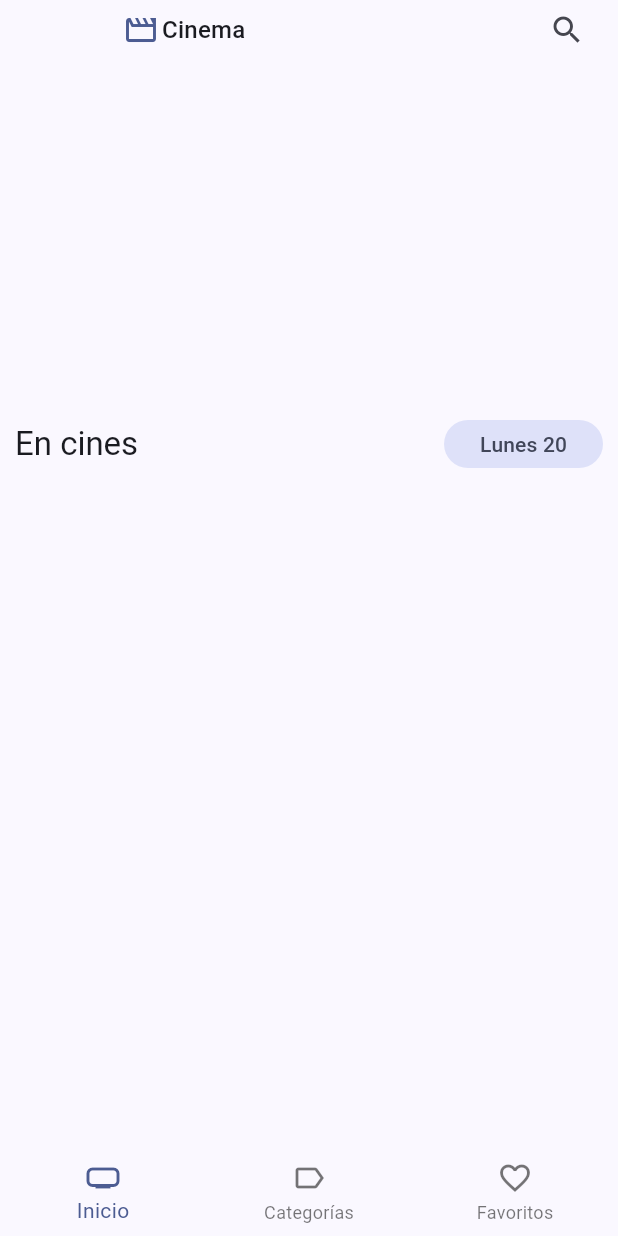
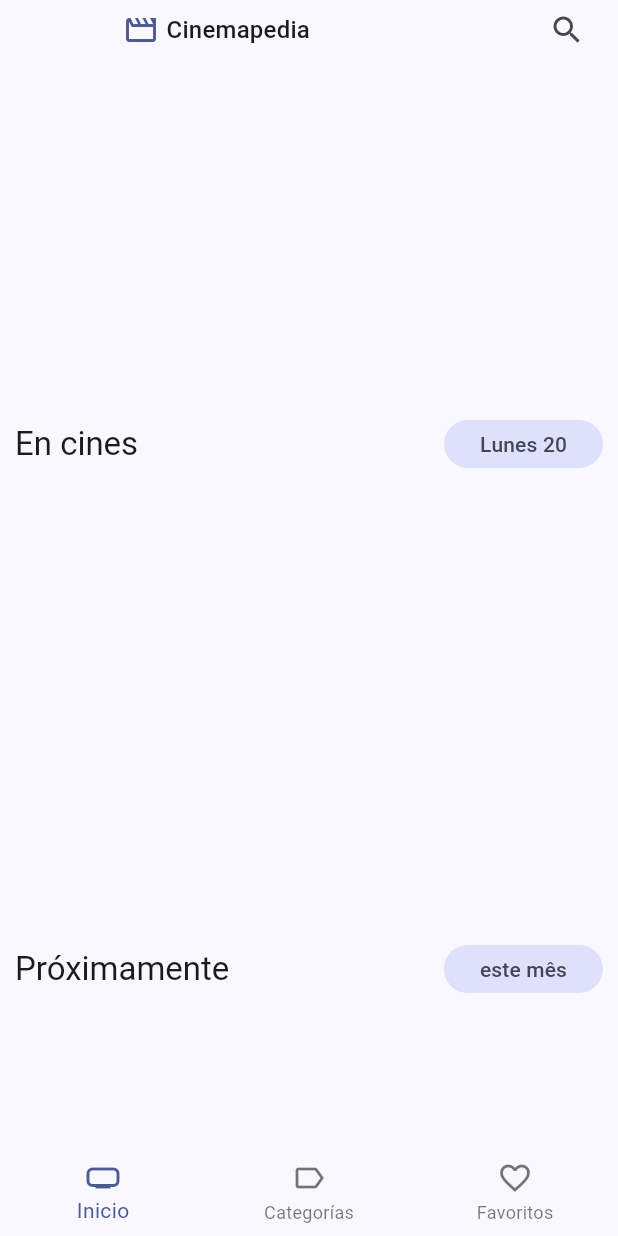
Before and after one commit to joseisaiasmanuel/cinema, a Flutter app: the screen it shows after launch, after a tap on the "search" icon, on a phone screen of 412 x 824 dp. Run offline on Flutter 3.47's test engine with Material 2 defaults, Android fonts, the phone set to English and light mode, and no system bars; drawn by our look-alikes of card_swiper; our stand-ins replace animate_do, dio, flutter_dotenv, flutter_riverpod, go_router; network calls fail.

Commit message:
ratedMoviesProvider

```diff
--- a/lib/domain/datasources/movie_datasource.dart
+++ b/lib/domain/datasources/movie_datasource.dart
@@ -4,8 +4,11 @@ abstract class MoviesDatasource {
 
 Future<List<Movie>> getNowPlaying ({int page= 0});
 
+Future<List<Movie>> getPopular({int page = 0});
 
+Future<List<Movie>> getUpcoming({int page = 0});
 
+Future<List<Movie>> getRated({int page = 0});
 
 
 
--- a/lib/domain/repositories/movies_repository.dart
+++ b/lib/domain/repositories/movies_repository.dart
@@ -4,4 +4,9 @@ abstract class MoviesRepository {
 
 Future<List<Movie>> getNowPlaying ({int page= 0});
 
+ Future <List<Movie>> getPopular ({int page=0});
+ Future<List<Movie>> getUpcoming({int page = 0});
+Future<List<Movie>> getRated({int page = 0});
+
+
 }
--- a/lib/infrastructure/datasources/moviedb_datasource.dart
+++ b/lib/infrastructure/datasources/moviedb_datasource.dart
@@ -18,6 +18,16 @@ class MoviedbDatasource extends MoviesDatasource {
 
    );
 
+  List<Movie> _jsonToMovies (Map<String, dynamic> json){
+    final movieDBResponse = MovieDbResponse.fromJson(json);
+    final List<Movie> movie = movieDBResponse.results
+        .where((moviedb) => (moviedb.posterPath != 'no-poster'))
+        .map((moviedb) => MovieMapper.movieDBToEntity(moviedb))
+        .toList();
+
+    return movie;
+
+  }
 
   @override
   Future<List<Movie>> getNowPlaying({int page = 0}
@@ -28,17 +38,38 @@ class MoviedbDatasource extends MoviesDatasource {
       'page':page
     }
     );
-    final movieDBResponse = MovieDbResponse.fromJson(response.data);
-    final List<Movie> movie =movieDBResponse.results.where((moviedb) => (moviedb.posterPath != 'no-poster'))
-    .map(
-      (moviedb)=> MovieMapper.movieDBToEntity(moviedb)
-    ).toList();
 
-    return movie;
+   return _jsonToMovies(response.data);
+  }
+
+ @override
+  Future<List<Movie>> getPopular({int page = 0}) async {
+    final response =
+        await dio.get('/movie/popular', queryParameters: {'page': page});
+
+    return _jsonToMovies(response.data);
+  }
+
+  @override
+  Future<List<Movie>> getUpcoming({int page = 0}) async {
+    final response =
+        await dio.get('/movie/upcoming', queryParameters: {'page': page});
+
+    return _jsonToMovies(response.data);
+  }
+
+   @override
+  Future<List<Movie>> getRated({int page = 0}) async {
+    final response =
+        await dio.get('/movie/top_rated', queryParameters: {'page': page});
+
+    return _jsonToMovies(response.data);
   }
 
 
 
 
 
+
+
 }
--- a/lib/infrastructure/repositories/movie_repository_impl.dart
+++ b/lib/infrastructure/repositories/movie_repository_impl.dart
@@ -11,4 +11,21 @@ class MovieRepositoryImpl extends MoviesRepository {
   Future<List<Movie>> getNowPlaying({int page = 1}) {
     return datasource.getNowPlaying(page: page);
   }
+
+    @override
+  Future<List<Movie>> getPopular({int page = 1}) {
+    return datasource.getPopular(page: page);
+  }
+
+    @override
+  Future<List<Movie>>getUpcoming({int page = 1}) {
+    return datasource.getUpcoming(page: page);
+  }
+
+    @override
+  Future<List<Movie>> getRated({int page = 1}) {
+    return datasource.getRated(page: page);
+  }
+
+
 }
--- a/lib/presentation/providers/movies/movies_providers.dart
+++ b/lib/presentation/providers/movies/movies_providers.dart
@@ -12,6 +12,25 @@ final nowPlayingMoviesProvider = StateNotifierProvider<MoviesNotifier, List<Movi
     fetchMoreMovies: fetchMoreMovies
   );
 });
+
+final popularMoviesProvider =
+    StateNotifierProvider<MoviesNotifier, List<Movie>>((ref) {
+  final fetchMoreMovies = ref.watch(movieRepositoryProvider).getPopular;
+  return MoviesNotifier(fetchMoreMovies: fetchMoreMovies);
+});
+
+final upcomingMoviesProvider =
+    StateNotifierProvider<MoviesNotifier, List<Movie>>((ref) {
+  final fetchMoreMovies = ref.watch(movieRepositoryProvider).getUpcoming;
+  return MoviesNotifier(fetchMoreMovies: fetchMoreMovies);
+});
+
+final ratedMoviesProvider =
+    StateNotifierProvider<MoviesNotifier, List<Movie>>((ref) {
+  final fetchMoreMovies = ref.watch(movieRepositoryProvider).getRated;
+  return MoviesNotifier(fetchMoreMovies: fetchMoreMovies);
+});
+
 
 typedef MovieCallback = Future<List<Movie>> Function({ int page });
 
--- a/lib/presentation/providers/movies/movies_slideshow_provider.dart
+++ b/lib/presentation/providers/movies/movies_slideshow_provider.dart
@@ -1,10 +1,13 @@
-
 import 'package:cinema/domain/entities/movie.dart';
-import 'package:cinema/presentation/providers/movies/movies_providers.dart';
 import 'package:flutter_riverpod/flutter_riverpod.dart';
 
-final moviesSlideshowProvider = Provider<List<Movie>>((ref){
+
+import 'movies_providers.dart';
+
+final moviesSlideshowProvider = Provider<List<Movie>>((ref) {
   final nowPlayingMovies = ref.watch(nowPlayingMoviesProvider);
-  if(nowPlayingMovies.isEmpty) return [];
-  return nowPlayingMovies.sublist(0,6);
+
+  if (nowPlayingMovies.isEmpty) return [];
+
+  return nowPlayingMovies.sublist(0, 6);
 });
--- a/lib/presentation/screens/movies/home_screen.dart
+++ b/lib/presentation/screens/movies/home_screen.dart
@@ -2,7 +2,7 @@ import 'package:cinema/presentation/widgets/movies/movie_horizontal_listview.dar
 import 'package:flutter/material.dart';
 import 'package:flutter_riverpod/flutter_riverpod.dart';
 import '../../providers/movies/movies_providers.dart';
-import'package:cinema/presentation/widgets/widgets.dart';
+import 'package:cinema/presentation/widgets/widgets.dart';
 
 import '../../providers/movies/movies_slideshow_provider.dart';
 
@@ -13,10 +13,9 @@ class HomeScreen extends StatelessWidget {
 
   @override
   Widget build(BuildContext context) {
-    return const Scaffold(body:
-    _HomeView(),
-    bottomNavigationBar:CustomBottomNavigation() ,
-
+    return const Scaffold(
+      body: _HomeView(),
+      bottomNavigationBar: CustomBottomNavigation(),
     );
   }
 }
@@ -34,20 +33,25 @@ class _HomeViewState extends ConsumerState<_HomeView> {
     super.initState();
 
     ref.read(nowPlayingMoviesProvider.notifier).loadNextPage();
+    ref.read(popularMoviesProvider.notifier).loadNextPage();
+    ref.read(upcomingMoviesProvider.notifier).loadNextPage();
+    ref.read(ratedMoviesProvider.notifier).loadNextPage();
   }
 
   @override
   Widget build(BuildContext context) {
-   // final nowPlayingMovies = ref.watch(nowPlayingMoviesProvider);
+    // final nowPlayingMovies = ref.watch(nowPlayingMoviesProvider);
     final slideShowMovies = ref.watch(moviesSlideshowProvider);
     final nowPlayingMovies = ref.watch(nowPlayingMoviesProvider);
-
+    final popularMovies = ref.watch(popularMoviesProvider);
+    final upcomingMovies= ref.watch(upcomingMoviesProvider);
+    final ratedMovies= ref.watch(ratedMoviesProvider);
 
     return CustomScrollView(slivers: [
       const SliverAppBar(
         floating: true,
         flexibleSpace: FlexibleSpaceBar(
-          title: CustomAppBar(),
+          title: CustomAppbar(),
         ),
       ),
       SliverList(
@@ -65,11 +69,27 @@ class _HomeViewState extends ConsumerState<_HomeView> {
                 loadNextPage: () =>
                     ref.read(nowPlayingMoviesProvider.notifier).loadNextPage()),
 
+                MovieHorizontalListview(
+                movies: upcomingMovies,
+                title: 'Próximamente',
+                subTitle: 'este mês',
+                loadNextPage: () =>
+                    ref.read(upcomingMoviesProvider.notifier).loadNextPage()),
 
 
+            MovieHorizontalListview(
+                movies: popularMovies,
+                title: 'Populares',
+                //subTitle: 'Lunes 20',
+                loadNextPage: () =>
+                    ref.read(popularMoviesProvider.notifier).loadNextPage()),
 
-
-
+            MovieHorizontalListview(
+                movies: ratedMovies,
+                title: 'Qualificados',
+                subTitle: 'todos os tempos',
+                loadNextPage: () =>
+                    ref.read(ratedMoviesProvider.notifier).loadNextPage()),
 
             const SizedBox(height: 10),
           ],
--- a/lib/presentation/widgets/movies/movies_slideshow.dart
+++ b/lib/presentation/widgets/movies/movies_slideshow.dart
@@ -1,44 +1,51 @@
+import 'package:animate_do/animate_do.dart';
+import 'package:cinema/domain/entities/movie.dart';
+import 'package:flutter/material.dart';
+import 'package:card_swiper/card_swiper.dart';
 
 
-import 'package:animate_do/animate_do.dart';
-import 'package:card_swiper/card_swiper.dart';
-import 'package:flutter/material.dart';
 
-import '../../../domain/entities/movie.dart';
 class MoviesSlideshow extends StatelessWidget {
 
- final List<Movie>  movies;
-  const MoviesSlideshow({Key? key, required this.movies}) : super(key: key);
+  final List<Movie> movies;
+
+  const MoviesSlideshow({
+    super.key,
+    required this.movies
+  });
 
   @override
   Widget build(BuildContext context) {
+
     final colors = Theme.of(context).colorScheme;
-    return  SizedBox(
-          height:210,
-          width:double.infinity,
+
+    return SizedBox(
+      height: 210,
+      width: double.infinity,
       child: Swiper(
         viewportFraction: 0.8,
-            pagination:SwiperPagination(
-              margin: const EdgeInsets.only(top:0),
-              builder:DotSwiperPaginationBuilder(
-              activeColor: colors.primary,
-              color:colors.secondary
-              )
-            ) ,
         scale: 0.9,
         autoplay: true,
+        pagination: SwiperPagination(
+          margin: const EdgeInsets.only(top: 0),
+          builder: DotSwiperPaginationBuilder(
+            activeColor: colors.primary,
+            color: colors.secondary
+          )
+        ),
         itemCount: movies.length,
-            itemBuilder: (_,index) =>_Slide(movie:movies[index]),
-
-
-          )
+        itemBuilder: (context, index) => _Slide(movie: movies[index] ),
+      ),
     );
   }
 }
+
+
 class _Slide extends StatelessWidget {
+
   final Movie movie;
 
-  const _Slide({ required this.movie});
+  const _Slide({required this.movie});
 
   @override
   Widget build(BuildContext context) {
@@ -47,28 +54,31 @@ class _Slide extends StatelessWidget {
       borderRadius: BorderRadius.circular(20),
       boxShadow: const [
         BoxShadow(
-           color:Colors.black45,
-           offset: Offset(0, 9),
-           blurRadius: 10
+          color: Colors.black45,
+          blurRadius: 10,
+          offset: Offset(0, 10)
         )
       ]
     );
+
     return Padding(
-      padding: const EdgeInsets.only(bottom: 30.0),
+      padding: const EdgeInsets.only( bottom: 30 ),
       child: DecoratedBox(
         decoration: decoration,
-        child:  ClipRRect(
+        child: ClipRRect(
           borderRadius: BorderRadius.circular(20),
-          child: Image.network(movie.backdropPath,
+          child:
+           Image.network(
+            movie.backdropPath,
             fit: BoxFit.cover,
             loadingBuilder: (context, child, loadingProgress) {
-                  if (loadingProgress != null) {
+              if ( loadingProgress != null ) {
                 return const DecoratedBox(
-                        decoration: BoxDecoration(color: Colors.black12));
+                  decoration: BoxDecoration( color: Colors.black12 )
+                );
               }
               return FadeIn(child: child);
             },
-
           )
         )
       ),
--- a/lib/presentation/widgets/shared/custom_app_bar.dart
+++ b/lib/presentation/widgets/shared/custom_app_bar.dart
@@ -1,34 +1,29 @@
 import 'package:flutter/material.dart';
 
-class CustomAppBar extends StatelessWidget {
-  const CustomAppBar({Key? key}) : super(key: key);
+class CustomAppbar extends StatelessWidget {
+  const CustomAppbar({super.key});
 
   @override
   Widget build(BuildContext context) {
     final colors = Theme.of(context).colorScheme;
     final titleStyle = Theme.of(context).textTheme.titleMedium;
+
     return SafeArea(
         bottom: false,
         child: Padding(
           padding: const EdgeInsets.symmetric(horizontal: 10),
           child: SizedBox(
             width: double.infinity,
-          child: Row(children: [
+            child: Row(
+              children: [
                 Icon(Icons.movie_outlined, color: colors.primary),
-             const SizedBox(width:2.0),
-            Text("Cinema", style: titleStyle),
-          const  Spacer(),
-
-          IconButton(
-            onPressed: (){
-
-            },
-            icon:const Icon(Icons.search)
-          )
-
-          ]),
+                const SizedBox(width: 5),
+                Text('Cinemapedia', style: titleStyle),
+                const Spacer(),
+                IconButton(onPressed: () {}, icon: const Icon(Icons.search))
+              ],
             ),
           ),
-    );
+        ));
   }
 }
```
Lines whose indentation alone changed are shown as unchanged.
